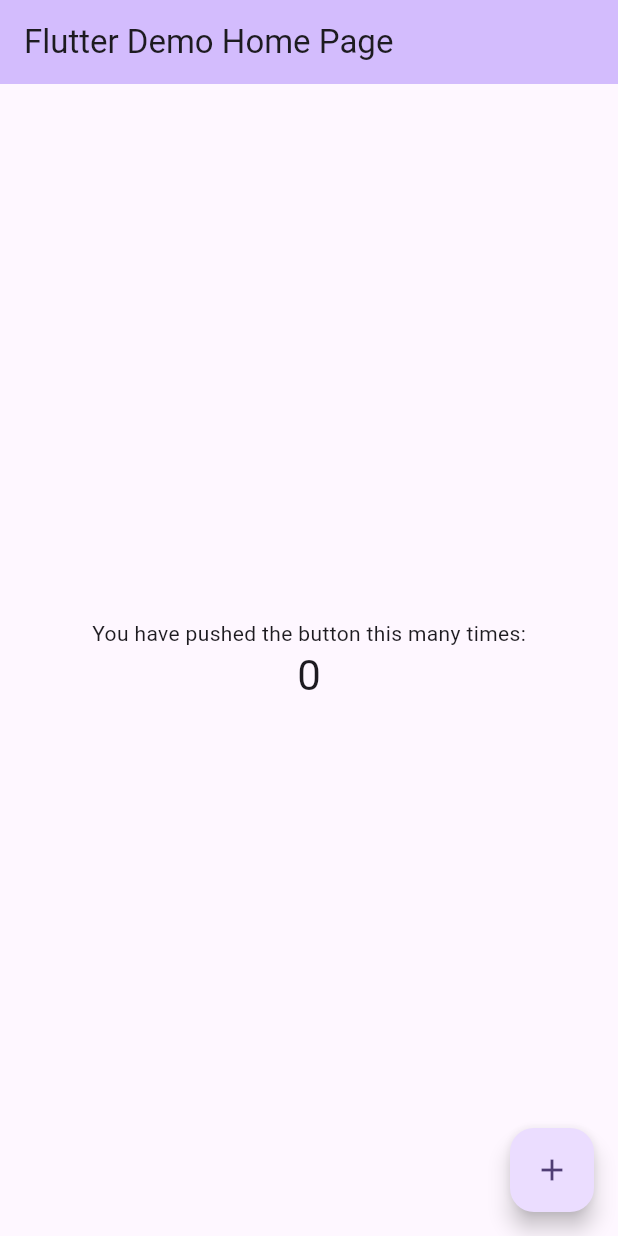
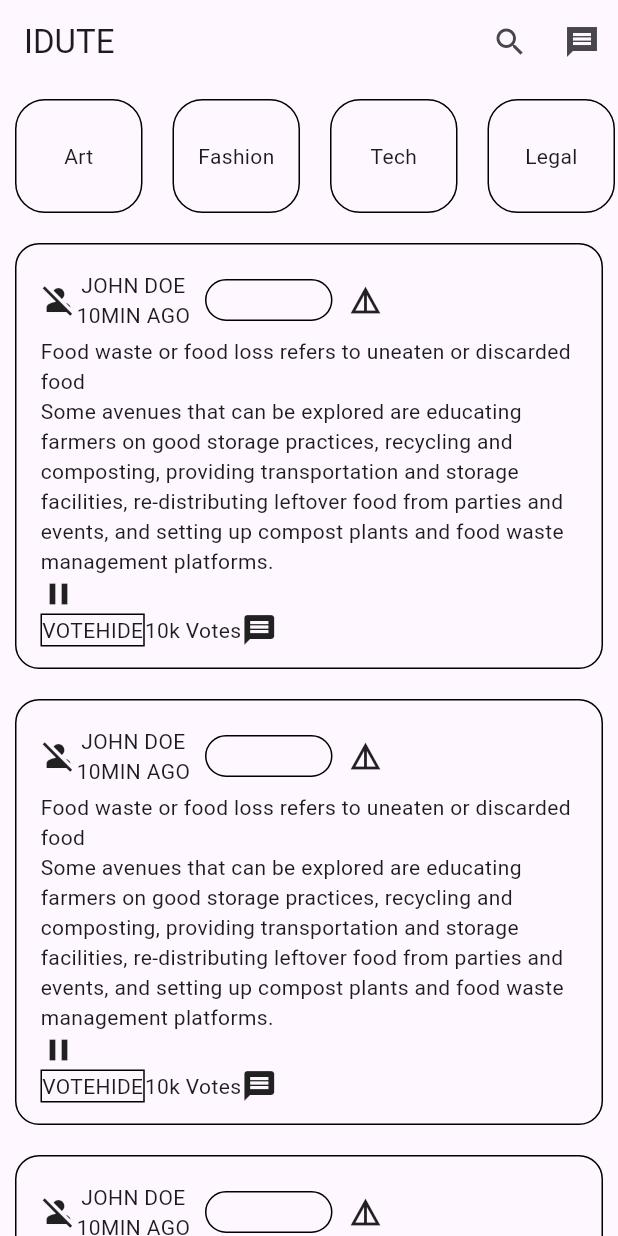
Before and after one commit to garg16kanika/mac_, a Flutter app: the screen it shows after launch, on a phone screen of 412 x 824 dp. Run offline on Flutter 3.47's test engine with Material 2 defaults, Android fonts, the light colour scheme and no system bars.

Commit message:
basic UI created

```diff
--- /dev/null
+++ b/lib/Horizontal_container.dart
@@ -0,0 +1,18 @@
+import 'package:flutter/material.dart';
+import 'package:flutter/widgets.dart';
+
+Widget HorizontalContainer(String name) {
+  return Container(
+    height: 28,
+    width: 85,
+    margin: EdgeInsets.all(10),
+    padding: EdgeInsets.symmetric(horizontal: 16, vertical: 13),
+    decoration: BoxDecoration(
+      borderRadius: BorderRadius.circular(20),
+      border: Border.all(color: Colors.black),
+    ),
+    child: Center(
+      child: Text(name),
+    ),
+  );
+}
--- a/lib/main.dart
+++ b/lib/main.dart
@@ -1,4 +1,6 @@
 import 'package:flutter/material.dart';
+import 'package:mac_task/Horizontal_container.dart';
+import 'package:mac_task/vertical_container.dart';
 
 void main() {
   runApp(const MyApp());
@@ -6,120 +8,69 @@ void main() {
 
 class MyApp extends StatelessWidget {
   const MyApp({super.key});
-
-  // This widget is the root of your application.
   @override
   Widget build(BuildContext context) {
     return MaterialApp(
-      title: 'Flutter Demo',
+      title: 'Macverin Task',
       theme: ThemeData(
-        // This is the theme of your application.
-        //
-        // TRY THIS: Try running your application with "flutter run". You'll see
-        // the application has a blue toolbar. Then, without quitting the app,
-        // try changing the seedColor in the colorScheme below to Colors.green
-        // and then invoke "hot reload" (save your changes or press the "hot
-        // reload" button in a Flutter-supported IDE, or press "r" if you used
-        // the command line to start the app).
-        //
-        // Notice that the counter didn't reset back to zero; the application
-        // state is not lost during the reload. To reset the state, use hot
-        // restart instead.
-        //
-        // This works for code too, not just values: Most code changes can be
-        // tested with just a hot reload.
-        colorScheme: ColorScheme.fromSeed(seedColor: Colors.deepPurple),
         useMaterial3: true,
       ),
-      home: const MyHomePage(title: 'Flutter Demo Home Page'),
+      home: MyHomePage(),
     );
   }
 }
 
 class MyHomePage extends StatefulWidget {
-  const MyHomePage({super.key, required this.title});
-
-  // This widget is the home page of your application. It is stateful, meaning
-  // that it has a State object (defined below) that contains fields that affect
-  // how it looks.
-
-  // This class is the configuration for the state. It holds the values (in this
-  // case the title) provided by the parent (in this case the App widget) and
-  // used by the build method of the State. Fields in a Widget subclass are
-  // always marked "final".
-
-  final String title;
-
   @override
   State<MyHomePage> createState() => _MyHomePageState();
 }
 
 class _MyHomePageState extends State<MyHomePage> {
-  int _counter = 0;
-
-  void _incrementCounter() {
-    setState(() {
-      // This call to setState tells the Flutter framework that something has
-      // changed in this State, which causes it to rerun the build method below
-      // so that the display can reflect the updated values. If we changed
-      // _counter without calling setState(), then the build method would not be
-      // called again, and so nothing would appear to happen.
-      _counter++;
-    });
-  }
-
   @override
   Widget build(BuildContext context) {
-    // This method is rerun every time setState is called, for instance as done
-    // by the _incrementCounter method above.
-    //
-    // The Flutter framework has been optimized to make rerunning build methods
-    // fast, so that you can just rebuild anything that needs updating rather
-    // than having to individually change instances of widgets.
     return Scaffold(
-      appBar: AppBar(
-        // TRY THIS: Try changing the color here to a specific color (to
-        // Colors.amber, perhaps?) and trigger a hot reload to see the AppBar
-        // change color while the other colors stay the same.
-        backgroundColor: Theme.of(context).colorScheme.inversePrimary,
-        // Here we take the value from the MyHomePage object that was created by
-        // the App.build method, and use it to set our appbar title.
-        title: Text(widget.title),
-      ),
-      body: Center(
-        // Center is a layout widget. It takes a single child and positions it
-        // in the middle of the parent.
-        child: Column(
-          // Column is also a layout widget. It takes a list of children and
-          // arranges them vertically. By default, it sizes itself to fit its
-          // children horizontally, and tries to be as tall as its parent.
-          //
-          // Column has various properties to control how it sizes itself and
-          // how it positions its children. Here we use mainAxisAlignment to
-          // center the children vertically; the main axis here is the vertical
-          // axis because Columns are vertical (the cross axis would be
-          // horizontal).
-          //
-          // TRY THIS: Invoke "debug painting" (choose the "Toggle Debug Paint"
-          // action in the IDE, or press "p" in the console), to see the
-          // wireframe for each widget.
-          mainAxisAlignment: MainAxisAlignment.center,
-          children: <Widget>[
-            const Text(
-              'You have pushed the button this many times:',
+        appBar: AppBar(
+          title: Text('IDUTE'),
+          actions: [
+            IconButton(
+              onPressed: () {},
+              icon: Icon(Icons.search),
             ),
-            Text(
-              '$_counter',
-              style: Theme.of(context).textTheme.headlineMedium,
-            ),
+            IconButton(
+              onPressed: () {},
+              icon: Icon(Icons.message_sharp),
+            )
           ],
         ),
-      ),
-      floatingActionButton: FloatingActionButton(
-        onPressed: _incrementCounter,
-        tooltip: 'Increment',
-        child: const Icon(Icons.add),
-      ), // This trailing comma makes auto-formatting nicer for build methods.
-    );
+        body: Column(
+          children: [
+            Expanded(
+              flex: 1,
+              child: ListView(
+                scrollDirection: Axis.horizontal,
+                children: [
+                  HorizontalContainer('Art'),
+                  HorizontalContainer('Fashion'),
+                  HorizontalContainer('Tech'),
+                  HorizontalContainer('Legal'),
+                  HorizontalContainer('Art'),
+                  HorizontalContainer('Fashion'),
+                  HorizontalContainer('Tech'),
+                  HorizontalContainer('Legal'),
+                ],
+              ),
+            ),
+            Expanded(
+                flex: 7,
+                child: ListView(
+                  children: [
+                    VerticalContainer(context),
+                    VerticalContainer(context),
+                    VerticalContainer(context),
+                    VerticalContainer(context),
+                  ],
+                ))
+          ],
+        ));
   }
 }
--- /dev/null
+++ b/lib/vertical_container.dart
@@ -0,0 +1,62 @@
+import 'package:flutter/material.dart';
+import 'package:flutter/widgets.dart';
+import 'package:mac_task/Horizontal_container.dart';
+import 'package:mac_task/target_page.dart';
+
+Widget VerticalContainer(BuildContext ctx) {
+  return GestureDetector(
+    onTap: () {
+      Navigator.push(
+          ctx,
+          MaterialPageRoute(
+            builder: (ctx) => TargetPage(),
+          ));
+    },
+    child: Container(
+        margin: EdgeInsets.all(10),
+        padding: EdgeInsets.symmetric(horizontal: 16, vertical: 13),
+        decoration: BoxDecoration(
+          borderRadius: BorderRadius.circular(16),
+          border: Border.all(color: Colors.black),
+        ),
+        child: Column(
+          children: [
+            Row(
+              children: [
+                Icon(Icons.person_off),
+                Column(
+                  children: [
+                    Text('JOHN DOE'),
+                    Text('10MIN AGO'),
+                  ],
+                ),
+                HorizontalContainer('Health care'),
+                Icon(Icons.details),
+              ],
+            ),
+            Text('Food waste or food loss refers to uneaten or discarded food'),
+            Text(
+                'Some avenues that can be explored are educating farmers on good storage practices, recycling and composting, providing transportation and storage facilities, re-distributing leftover food from parties and events, and setting up compost plants and food waste management platforms.'),
+            Row(
+              children: [
+                Icon(Icons.pause_outlined),
+              ],
+            ),
+            Row(
+              children: [
+                Container(
+                    child: Row(children: [
+                      Text('VOTE'),
+                      Text('HIDE'),
+                    ]),
+                    decoration: BoxDecoration(
+                      border: Border.all(color: Colors.black),
+                    )),
+                Text('10k Votes'),
+                Icon(Icons.message)
+              ],
+            ),
+          ],
+        )),
+  );
+}
```
Also changed, not shown: lib/target_page.dart (added, +92 -0 lines).
